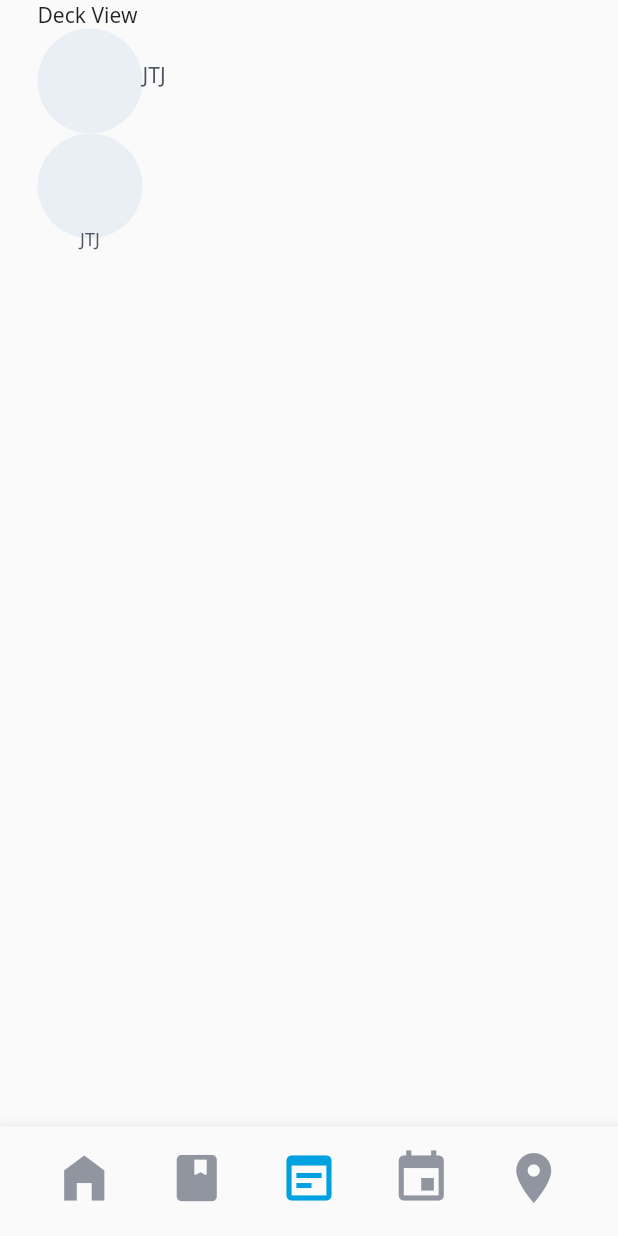
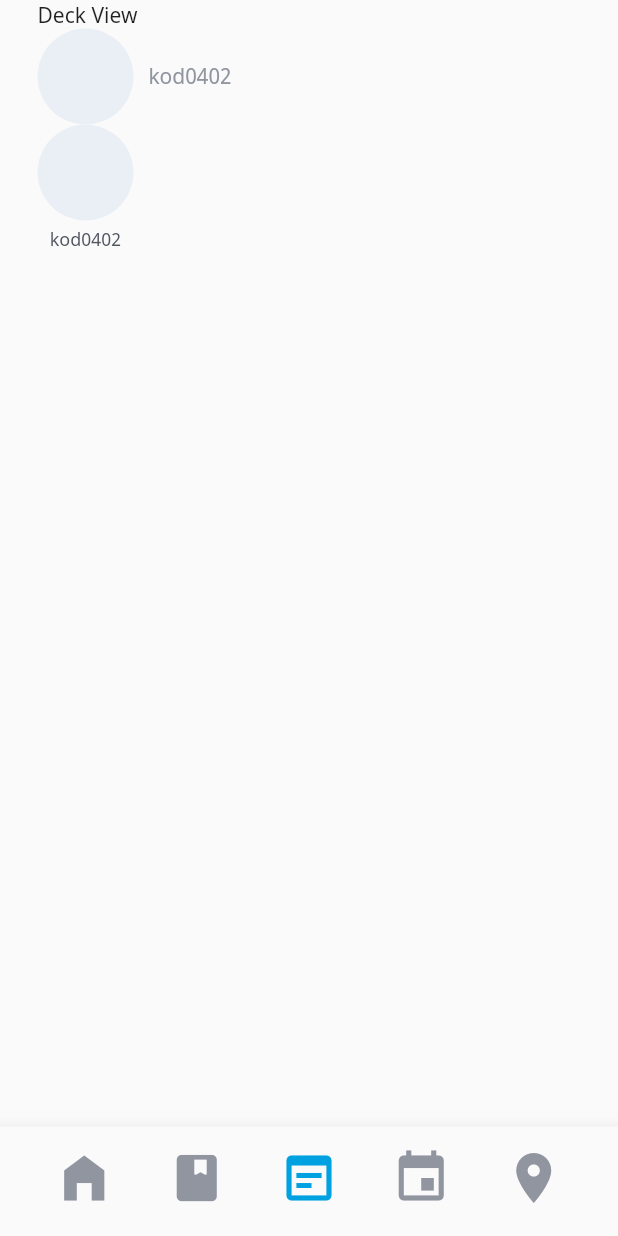
Before and after one commit to padong4284/padong-app, a Flutter app: the RouteView screen opened by its route, item 3 of the bottom bar chosen, on a phone screen of 412 x 824 dp. Run offline on Flutter 3.47's test engine with Material 2 defaults, Android fonts, the phone set to English and light mode, and no system bars.

Commit message:
fix: username dislocated in IOS

```diff
--- a/lib/ui/views/deck/deck_view.dart
+++ b/lib/ui/views/deck/deck_view.dart
@@ -9,8 +9,8 @@ class DeckView extends StatelessWidget {
     return SafePaddingTemplate(
       children: [
         Text('Deck View'),
-        UserProfileButton(username: 'JTJ', position: UsernamePosition.RIGHT_CENTER),
-        UserProfileButton(username: 'JTJ', position: UsernamePosition.BOTTOM)
+        UserProfileButton(username: 'kod0402', position: UsernamePosition.RIGHT_CENTER),
+        UserProfileButton(username: 'kod0402', position: UsernamePosition.BOTTOM)
       ],
     );
   }
--- a/lib/ui/widgets/buttons/user_profile_button.dart
+++ b/lib/ui/widgets/buttons/user_profile_button.dart
@@ -5,11 +5,9 @@ import 'package:padong/ui/theme/app_theme.dart';
 class UserProfileButton extends StatelessWidget {
   final String username;
   final UsernamePosition position;
-  final Color textColor;
-  final Function callback;
+  final double size;
 
-  UserProfileButton({this.username, this.position, Color color, this.callback})
-      : this.textColor = color ?? AppTheme.colors.support;
+  UserProfileButton({this.username, this.position, this.size = 64});
 
   @override
   Widget build(BuildContext context) {
@@ -23,21 +21,24 @@ class UserProfileButton extends StatelessWidget {
 
   Widget _buildUserIconButton() {
     return InkWell(
-      onTap: this.callback,
+        onTap: (){
+          // TODO: routing to userprofile page
+        },
+        child: Container(
             child: CircleAvatar(
-        radius: 35,
+              radius: this.size/2, // size = 2*radius
               // TODO: use fire storage get emblem
               // backgroundImage: NetworkImage(_profileImageURL)
               // https://here4you.tistory.com/235
               backgroundColor: AppTheme.colors.lightSupport,
-      )
-    );
+            )));
   }
 
   Widget _buildBottomUsername() {
     return Column(
       children: [
         _buildUserIconButton(),
+        SizedBox(height: 5),
         _buildText(AppTheme.fontSizes.small)
       ],
     );
@@ -49,19 +50,19 @@ class UserProfileButton extends StatelessWidget {
         _buildUserIconButton(),
         Container(
             alignment: Alignment.center,
-            child: _buildText(AppTheme.fontSizes.regular)
-        )
+            padding: const EdgeInsets.only(left: 10),
+            child: _buildText(AppTheme.fontSizes.regular))
       ],
     );
   }
 
   Text _buildText(double fontSize) {
-    return Text(
-        this.username,
-        style: TextStyle(
+    return Text(this.username,
+        style: AppTheme.getFont(
           fontSize: fontSize,
-          color: this.textColor,
-          height: 0.5,
+          color: position == UsernamePosition.RIGHT_CENTER
+              ? AppTheme.colors.semiSupport
+              : AppTheme.colors.support,
         ));
   }
 }
```
Lines whose indentation alone changed are shown as unchanged.
